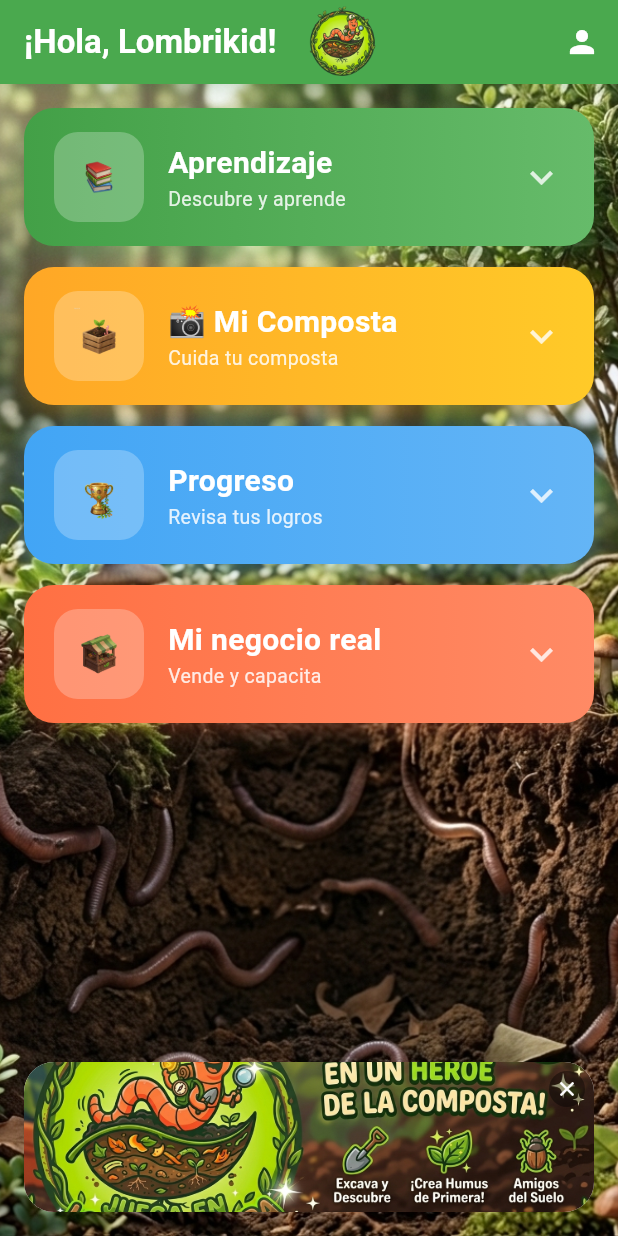
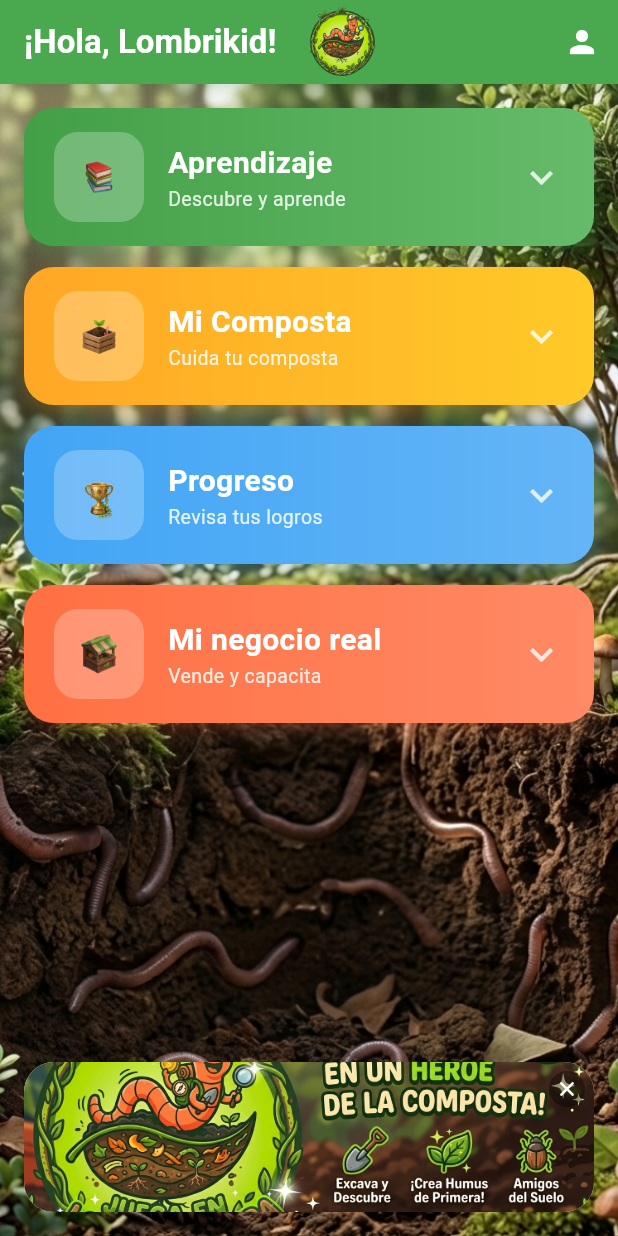
Before and after one commit to Davilui912/lombriaventura, a Flutter app: the MenuPrincipal screen opened directly, on a phone screen of 412 x 824 dp. Run offline on Flutter 3.47's test engine with Material 3 defaults, Android fonts, the phone set to English and light mode, and no system bars; our stand-ins replace cloud_firestore, connectivity_plus, firebase_auth, firebase_core, flutter_tts, hive and 5 more; accounts and stored records are empty; Roboto replaces fonts that are missing (Fredoka).

Commit message:
introduje una pantalla inicial y quite algunos iconos de mas de la interfaz

```diff
--- a/lib/main.dart
+++ b/lib/main.dart
@@ -5,12 +5,12 @@ import 'config/theme.dart';
 import 'screens/login_screen.dart';
 import 'models/conversacion.dart';
 import 'services/recordatorios_service.dart';
+import 'screens/splash_screen.dart';
+
 
 void main() async {
   WidgetsFlutterBinding.ensureInitialized();
 
-  // ✅ Firebase ya está inicializado automáticamente por google-services.json
-  // Solo asegurar que esté disponible
   await Firebase.initializeApp();
 
   await Hive.initFlutter();
@@ -43,7 +43,7 @@ class LombriaventuraApp extends StatelessWidget {
       title: 'Lombriaventura',
       debugShowCheckedModeBanner: false,
       theme: AppTheme.lightTheme,
-      home: const LoginScreen(),
+      home: const SplashScreen(),
     );
   }
 }
--- a/lib/screens/menu_principal.dart
+++ b/lib/screens/menu_principal.dart
@@ -198,11 +198,11 @@ class _MenuPrincipalState extends State<MenuPrincipal> {
           ),
           trailing: const Icon(Icons.keyboard_arrow_down, color: AppTheme.azulCielo),
           children: [
-            _buildOpcion('♻️ Clasifica residuos', 'Juega y aprende', Icons.recycling,
+            _buildOpcion('Clasifica residuos', 'Juega y aprende', Icons.recycling,
                 () => _irAPantalla(const ClasificaResiduosScreen())),
-            _buildOpcion('🪱 Alimenta a Lola', 'Cuida a tu lombriz', Icons.restaurant,
+            _buildOpcion('Alimenta a Lola', 'Cuida a tu lombriz', Icons.restaurant,
                 () => _irAPantalla(const AlimentaLolaScreen())),
-            _buildOpcion('🧠 Memorama ecológico', 'Encuentra las parejas', Icons.memory,
+            _buildOpcion('Memorama ecológico', 'Encuentra las parejas', Icons.memory,
                 () => _irAPantalla(const MemoramaScreen())),
           ],
         ),
@@ -678,20 +678,20 @@ class _MenuPrincipalState extends State<MenuPrincipal> {
                     ),
                     // ==================== MI COMPOSTA ====================
                     _buildCategoria(
-                      titulo: '📸 Mi Composta',
+                      titulo: 'Mi Composta',
                       subtitulo: 'Cuida tu composta',
                       color: const Color(0xFFFFA726),
                       color2: const Color(0xFFFFCA28),
                       iconImage: 'assets/images/icons/icono_composta.png',
                       index: 1,
                       opciones: [
-                        _buildOpcion('📓 Mi diario', 'Registra tu avance', Icons.edit_note,
+                        _buildOpcion('Mi diario', 'Registra tu avance', Icons.edit_note,
                             () => _irAPantalla(const NuevaEntradaScreen())),
 
-                        _buildMenuButton('Pregúntale a la lombriz sabia 🤖', Icons.chat, AppTheme.azulCielo,
+                        _buildMenuButton('Pregúntale a la lombriz sabia', Icons.chat, AppTheme.azulCielo,
                             () => _irAPantalla(const ChatIAScreen())),
 
-                        _buildOpcion('⚠️ Avisos importantes', 'Cuida a tus lombrices', Icons.warning_amber,
+                        _buildOpcion('Avisos importantes', 'Cuida a tus lombrices', Icons.warning_amber,
                             () => _irAPantalla(const AvisosScreen())),
 
                         // ✅ Submenú de juegos (desplegable)
@@ -707,9 +707,9 @@ class _MenuPrincipalState extends State<MenuPrincipal> {
                       iconImage: 'assets/images/icons/icono_progreso.png',
                       index: 2,
                       opciones: [
-                        _buildOpcion('🏆 Mis logros', 'Insignias y medallas', Icons.emoji_events, () => _irAPantalla(const LogrosScreen())),
-                        _buildOpcion('🎯 Retos', 'Completa los desafíos', Icons.flag, () => _irAPantalla(const RetosScreen())),
-                        _buildOpcion('⏰ Recordatorios', 'Alertas y cuidados', Icons.notifications_active, () => _irAPantalla(const RecordatoriosScreen())),
+                        _buildOpcion('Mis logros', 'Insignias y medallas', Icons.emoji_events, () => _irAPantalla(const LogrosScreen())),
+                        _buildOpcion('Retos', 'Completa los desafíos', Icons.flag, () => _irAPantalla(const RetosScreen())),
+                        _buildOpcion('Recordatorios', 'Alertas y cuidados', Icons.notifications_active, () => _irAPantalla(const RecordatoriosScreen())),
                       ],
                     ),
                     // ==================== MI NEGOCIO REAL ====================
@@ -721,12 +721,12 @@ class _MenuPrincipalState extends State<MenuPrincipal> {
                       iconImage: 'assets/images/icons/icono_negocio.png',
                       index: 3,
                       opciones: [
-                        _buildOpcion('🪱 Vender lombrices', 'Precio: \$2.50 c/u', Icons.sell, () => _irAPantalla(const VentasLombricesScreen())),
-                        _buildOpcion('💧 Atomizador lixiviado', 'Precio: \$25', Icons.water_drop, () => _irAPantalla(const VentasAtomizadorScreen())),
-                        _buildOpcion('🌱 Vender humus', 'Precio: \$10 por bolsita', Icons.agriculture, () => _irAPantalla(const VentasHumusScreen())),
-                        _buildOpcion('📊 Registro de ventas', 'Historial de ingresos', Icons.receipt, () => _irAPantalla(const VentasHistorialScreen())),
-                        _buildOpcion('🎓 Capacitación', 'Capacita a otros niños', Icons.school, () => _irAPantalla(const CapacitacionScreen())),
-                        _buildOpcion('🧮 Problemas matemáticos', 'Gana monedas resolviendo', Icons.calculate, () => _irAPantalla(const ProblemasMatematicosScreen())),
+                        _buildOpcion('Vender lombrices', 'Precio: \$2.50 c/u', Icons.sell, () => _irAPantalla(const VentasLombricesScreen())),
+                        _buildOpcion('Atomizador lixiviado', 'Precio: \$25', Icons.water_drop, () => _irAPantalla(const VentasAtomizadorScreen())),
+                        _buildOpcion('Vender humus', 'Precio: \$10 por bolsita', Icons.agriculture, () => _irAPantalla(const VentasHumusScreen())),
+                        _buildOpcion('Registro de ventas', 'Historial de ingresos', Icons.receipt, () => _irAPantalla(const VentasHistorialScreen())),
+                        _buildOpcion('Capacitación', 'Capacita a otros niños', Icons.school, () => _irAPantalla(const CapacitacionScreen())),
+                        _buildOpcion('Problemas matemáticos', 'Gana monedas resolviendo', Icons.calculate, () => _irAPantalla(const ProblemasMatematicosScreen())),
                       ],
                     ),
                     const SizedBox(height: 12),
--- a/pubspec.yaml
+++ b/pubspec.yaml
@@ -18,7 +18,7 @@ dependencies:
 
   # UI y Animaciones
   cupertino_icons: ^1.0.8
-  lottie: ^3.1.2
+  lottie: ^3.3.3
   flutter_animate: ^4.5.0
 
   # Almacenamiento Local
```
Also changed, not shown: lib/screens/splash_screen.dart (+37 -23 lines), lib/services/groq_service.dart (+18 -25 lines).
